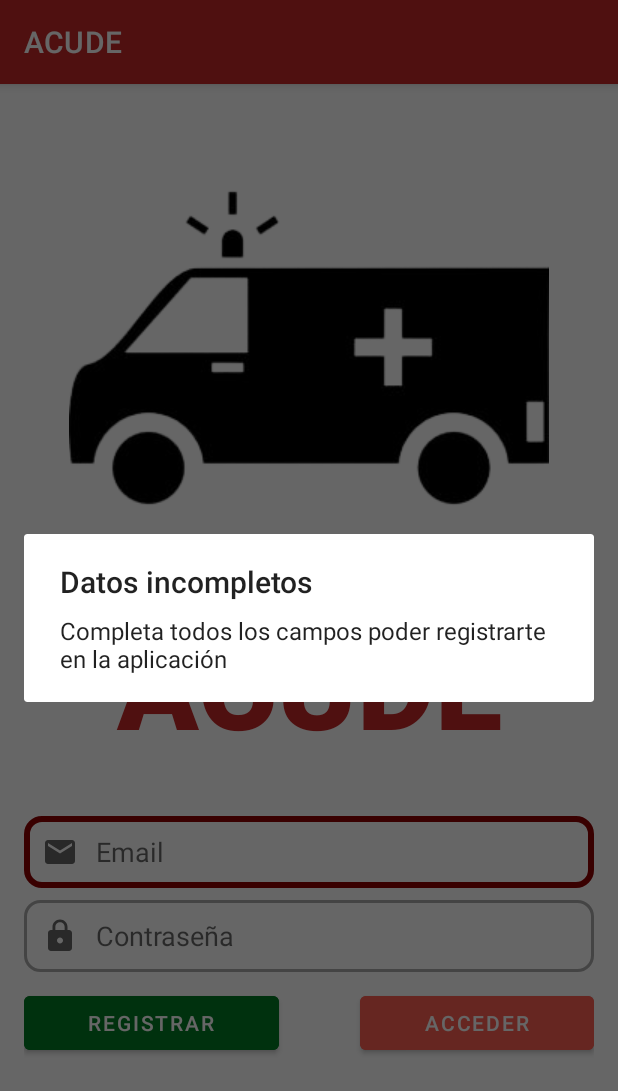
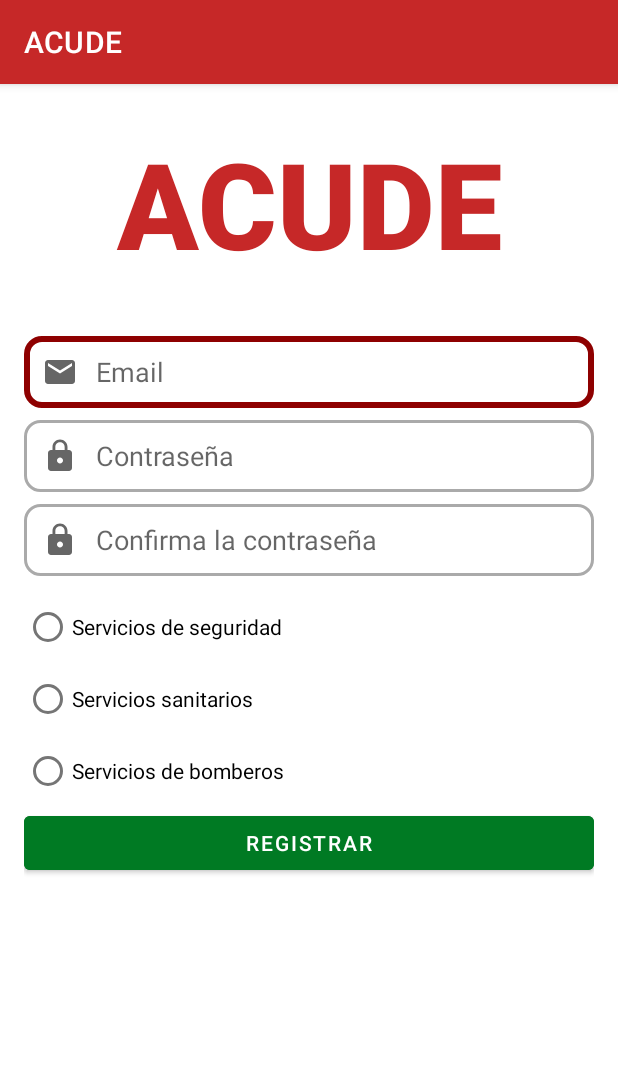
Before and after one commit to IvanArjonaAmadorUPM/acude, an Android app: the screen it shows after launch (AuthActivity before the commit, RegisterActivity after it), after a tap on "REGISTRAR", on a phone screen of 412 x 824 dp. Shown: the top 1091 px of the screen. Run offline under Robolectric (Android 15) with nearby library versions, the phone set to English and light mode, and no system bars; our stand-ins replace Firebase (no records; nobody signed in at launch, a user with empty details on screens opened directly); Roboto replaces fonts that are not available here.

```diff
--- a/app/build.gradle
+++ b/app/build.gradle
@@ -40,6 +40,7 @@ dependencies {
     implementation 'com.google.android.gms:play-services-maps:17.0.1'
     implementation 'com.google.android.libraries.places:places:2.6.0'
     implementation 'androidx.constraintlayout:constraintlayout:2.0.4'
+    implementation 'com.google.firebase:firebase-database:19.2.1'
     testImplementation 'junit:junit:4.13.2'
     androidTestImplementation 'androidx.test.ext:junit:1.1.3'
     androidTestImplementation 'androidx.test.espresso:espresso-core:3.4.0'
--- a/app/src/main/java/com/example/acude/AuthActivity.java
+++ b/app/src/main/java/com/example/acude/AuthActivity.java
@@ -71,35 +71,7 @@ public class AuthActivity extends AppCompatActivity {
         registerButton.setOnClickListener(new View.OnClickListener() {
             @Override
             public void onClick(View view) {
-                EditText email = (EditText) findViewById(R.id.emailEditId);
-                EditText password = (EditText) findViewById(R.id.passwordEditid);
-                boolean isDataValid = !email.getText().toString().equals("") && !password.getText().toString().equals("");
-                if(!isDataValid) {
-                    AlertDialog.Builder builder = new AlertDialog.Builder(AuthActivity.this);
-                    builder.setMessage("Completa todos los campos poder registrarte en la aplicación");
-                    builder.setTitle("Datos incompletos");
-                    AlertDialog alertDialog = builder.create();
-                    alertDialog.show();
-                }else{
-                    FirebaseAuth.getInstance().createUserWithEmailAndPassword(
-                            email.getText().toString(), password.getText().toString())
-                            .addOnSuccessListener(new OnSuccessListener<AuthResult>() {
-                                                      @Override
-                                                      public void onSuccess(AuthResult authResult) {
-                                                            showMap();
-                                                      }
-                                                  }
-                            ).addOnFailureListener(new OnFailureListener() {
-                        @Override
-                        public void onFailure(@NonNull Exception e) {
-                            AlertDialog.Builder builder = new AlertDialog.Builder(AuthActivity.this);
-                            builder.setMessage("Uno de los campos no es válidos, inténtalo de nuevo");
-                            builder.setTitle("Error");
-                            AlertDialog alertDialog = builder.create();
-                            alertDialog.show();
-                        }
-                    });
-                }
+                showRegister();
             }
         });
     }
@@ -107,5 +79,11 @@ public class AuthActivity extends AppCompatActivity {
     private void showMap() {
         Intent intent = new Intent(this, MapsActivity.class);
         startActivity(intent);
+        finish();
+    }
+    private void showRegister(){
+        Intent intent = new Intent(this, RegisterActivity.class);
+        startActivity(intent);
+        finish();
     }
 }
--- /dev/null
+++ b/app/src/main/res/layout/activity_register.xml
@@ -0,0 +1,128 @@
+<?xml version="1.0" encoding="utf-8"?>
+<androidx.constraintlayout.widget.ConstraintLayout
+    xmlns:android="http://schemas.android.com/apk/res/android"
+    xmlns:tools="http://schemas.android.com/tools"
+    xmlns:app="http://schemas.android.com/apk/res-auto"
+    android:layout_width="match_parent"
+    android:layout_height="match_parent"
+    tools:context=".RegisterActivity"
+    android:background="@color/white">
+
+    <LinearLayout
+        android:layout_width="0dp"
+        android:layout_height="match_parent"
+        android:layout_marginStart="16dp"
+        android:layout_marginTop="16dp"
+        android:layout_marginEnd="16dp"
+        android:orientation="vertical"
+        app:layout_constraintBottom_toBottomOf="parent"
+        app:layout_constraintEnd_toEndOf="parent"
+        app:layout_constraintStart_toStartOf="parent"
+        app:layout_constraintTop_toTopOf="parent">
+
+        <Space
+            android:layout_width="match_parent"
+            android:layout_height="10dp" />
+
+        <TextView
+            android:id="@+id/acudeText"
+            android:layout_width="match_parent"
+            android:layout_height="wrap_content"
+            android:fontFamily="sans-serif-black"
+            android:text="ACUDE"
+            android:textAlignment="center"
+            android:textSize="80sp"
+            android:textColor="@color/red"/>
+
+        <Space
+            android:layout_width="match_parent"
+            android:layout_height="35dp" />
+
+        <EditText
+            android:id="@+id/emailRegisterEditId"
+            android:layout_width="match_parent"
+            android:layout_height="wrap_content"
+            android:ems="10"
+            android:hint="Email"
+            android:drawableStart="@drawable/custom_email_icon"
+            android:drawablePadding="12dp"
+            android:paddingStart="12dp"
+            android:inputType="textEmailAddress"
+            android:minHeight="48dp"
+            android:background="@drawable/custom_input"/>
+
+        <Space
+            android:layout_width="match_parent"
+            android:layout_height="8dp" />
+
+        <EditText
+            android:id="@+id/passwordResgisterEditid"
+            android:layout_width="match_parent"
+            android:layout_height="wrap_content"
+            android:ems="10"
+            android:drawableStart="@drawable/custom_lock_icon"
+            android:drawablePadding="12dp"
+            android:paddingStart="12dp"
+            android:hint="Contraseña"
+            android:inputType="textPassword"
+            android:minHeight="48dp"
+            android:background="@drawable/custom_input" />
+
+        <Space
+            android:layout_width="match_parent"
+            android:layout_height="8dp" />
+
+        <EditText
+            android:id="@+id/confirmPasswordText"
+            android:layout_width="match_parent"
+            android:layout_height="wrap_content"
+            android:ems="10"
+            android:drawableStart="@drawable/custom_lock_icon"
+            android:drawablePadding="12dp"
+            android:paddingStart="12dp"
+            android:hint="Confirma la contraseña"
+            android:inputType="textPassword"
+            android:minHeight="48dp"
+            android:background="@drawable/custom_input" />
+        <Space
+            android:layout_width="match_parent"
+            android:layout_height="10dp" />
+
+        <RadioGroup
+            android:id="@+id/serviceOptions"
+            android:layout_width="match_parent"
+            android:layout_height="wrap_content"
+            android:clickable="true">
+            <RadioButton android:id="@+id/policeButton"
+                android:layout_width="wrap_content"
+                android:layout_height="wrap_content"
+                android:text="Servicios de seguridad"
+                android:onClick="onPoliceButtonClicked"/>
+            <RadioButton android:id="@+id/medicsButton"
+                android:layout_width="wrap_content"
+                android:layout_height="wrap_content"
+                android:text="Servicios sanitarios"
+                android:onClick="onMedicButtonClicked"/>
+            <RadioButton android:id="@+id/firefigthersButton"
+                android:layout_width="wrap_content"
+                android:layout_height="wrap_content"
+                android:text="Servicios de bomberos"
+                android:onClick="onFirefighterButtonClicked"/>
+        </RadioGroup>
+
+        <LinearLayout
+            android:layout_width="match_parent"
+            android:layout_height="match_parent"
+            android:orientation="horizontal">
+
+            <Button
+                android:id="@+id/RegisterButton"
+                android:layout_width="wrap_content"
+                android:layout_height="wrap_content"
+                android:layout_weight="1"
+                android:backgroundTint="@color/green"
+                android:text="Registrar"
+                android:textColor="@color/white" />
+        </LinearLayout>
+    </LinearLayout>
+</androidx.constraintlayout.widget.ConstraintLayout>
```
Also changed, not shown: app/src/main/AndroidManifest.xml (+9 -9 lines), app/src/main/java/com/example/acude/RegisterActivity.java (added, +165 -0 lines), app/src/main/java/com/example/acude/User.java (added, +42 -0 lines).
